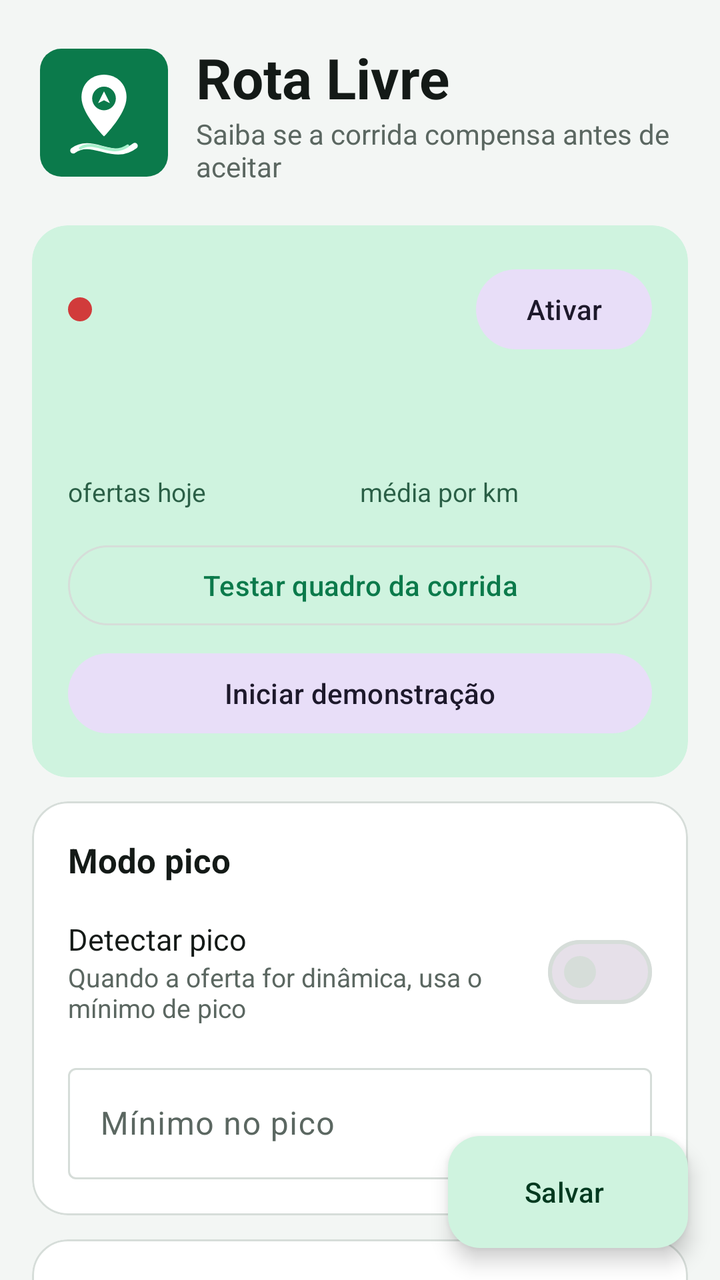
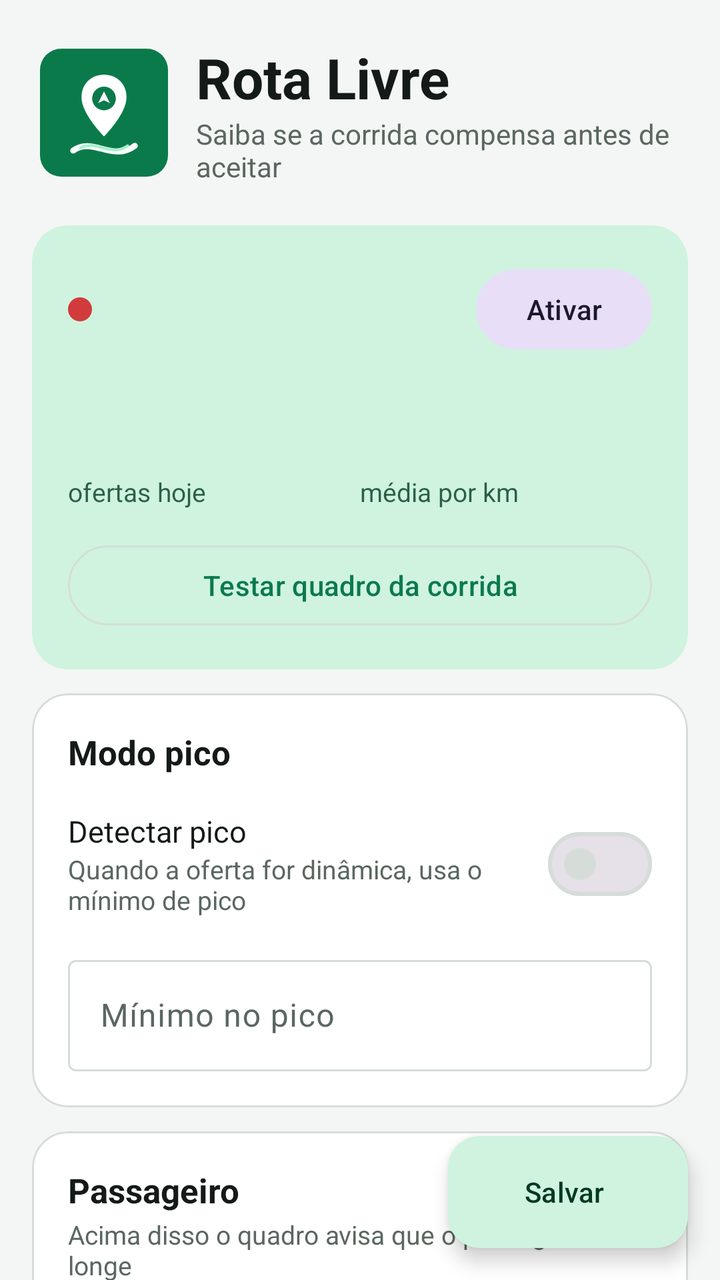

An Android layout rendered at two revisions. The XML below is the earlier revision; the diff shows what the commit changed to produce the second picture.
<!-- AndroidManifest.xml: application theme Theme.RotaLivre -->
<!-- res/layout/activity_main.xml -->
<?xml version="1.0" encoding="utf-8"?>
<androidx.coordinatorlayout.widget.CoordinatorLayout xmlns:android="http://schemas.android.com/apk/res/android"
    xmlns:app="http://schemas.android.com/apk/res-auto"
    android:layout_width="match_parent" android:layout_height="match_parent" android:background="@color/app_bg">

    <androidx.core.widget.NestedScrollView android:layout_width="match_parent" android:layout_height="match_parent"
        android:fillViewport="true" android:clipToPadding="false" android:paddingBottom="96dp">
        <LinearLayout android:layout_width="match_parent" android:layout_height="wrap_content"
            android:orientation="vertical" android:paddingStart="16dp" android:paddingEnd="16dp" android:paddingTop="8dp">

<LinearLayout android:layout_width="match_parent" android:layout_height="wrap_content" android:orientation="horizontal" android:gravity="center_vertical" android:paddingTop="12dp" android:paddingBottom="20dp" android:paddingStart="4dp">
    <ImageView android:layout_width="64dp" android:layout_height="64dp" android:src="@drawable/logo" android:contentDescription="Logo Rota Livre" />
    <LinearLayout android:layout_width="0dp" android:layout_weight="1" android:layout_height="wrap_content" android:orientation="vertical" android:layout_marginStart="14dp">
        <TextView android:layout_width="wrap_content" android:layout_height="wrap_content" android:text="Rota Livre" android:textSize="28sp" android:textStyle="bold" android:textColor="@color/on_surface" />
        <TextView style="@style/Hint" android:layout_width="wrap_content" android:layout_height="wrap_content" android:text="Saiba se a corrida compensa antes de aceitar" android:textSize="14sp" />
    </LinearLayout>
</LinearLayout>
<com.google.android.material.card.MaterialCardView style="@style/Card"
    android:layout_width="match_parent" android:layout_height="wrap_content" android:layout_marginBottom="12dp"
    app:cardBackgroundColor="@color/brand_container" app:strokeWidth="0dp">
    <LinearLayout android:layout_width="match_parent" android:layout_height="wrap_content" android:orientation="vertical" android:padding="18dp">
        <LinearLayout android:layout_width="match_parent" android:layout_height="wrap_content" android:orientation="horizontal" android:gravity="center_vertical">
            <View android:id="@+id/dot" android:layout_width="12dp" android:layout_height="12dp" android:background="@drawable/dot" />
            <LinearLayout android:layout_width="0dp" android:layout_weight="1" android:layout_height="wrap_content" android:orientation="vertical" android:layout_marginStart="12dp">
                <TextView android:id="@+id/tvStatusTitle" android:layout_width="wrap_content" android:layout_height="wrap_content" android:textSize="16sp" android:textStyle="bold" android:textColor="@color/on_brand_container" />
                <TextView android:id="@+id/tvStatusSub" android:layout_width="wrap_content" android:layout_height="wrap_content" android:textSize="13sp" android:textColor="@color/on_brand_container" android:alpha="0.8" />
            </LinearLayout>
            <com.google.android.material.button.MaterialButton android:id="@+id/btnAccess" style="@style/Widget.Material3.Button.TonalButton"
                android:layout_width="wrap_content" android:layout_height="wrap_content" android:text="Ativar" />
        </LinearLayout>
        <LinearLayout android:layout_width="match_parent" android:layout_height="wrap_content" android:orientation="horizontal" android:layout_marginTop="18dp">
            <LinearLayout android:layout_width="0dp" android:layout_weight="1" android:layout_height="wrap_content" android:orientation="vertical">
                <TextView android:id="@+id/tvCount" android:layout_width="wrap_content" android:layout_height="wrap_content" android:textSize="30sp" android:textStyle="bold" android:textColor="@color/on_brand_container" />
                <TextView android:layout_width="wrap_content" android:layout_height="wrap_content" android:text="ofertas hoje" android:textSize="13sp" android:textColor="@color/on_brand_container" android:alpha="0.8" />
            </LinearLayout>
            <LinearLayout android:layout_width="0dp" android:layout_weight="1" android:layout_height="wrap_content" android:orientation="vertical">
                <TextView android:id="@+id/tvAvg" android:layout_width="wrap_content" android:layout_height="wrap_content" android:textSize="30sp" android:textStyle="bold" android:textColor="@color/on_brand_container" />
                <TextView android:layout_width="wrap_content" android:layout_height="wrap_content" android:text="média por km" android:textSize="13sp" android:textColor="@color/on_brand_container" android:alpha="0.8" />
            </LinearLayout>
        </LinearLayout>
        <com.google.android.material.button.MaterialButton android:id="@+id/btnTest" style="@style/Widget.Material3.Button.OutlinedButton"
            android:layout_width="match_parent" android:layout_height="wrap_content" android:layout_marginTop="14dp" android:text="Testar quadro da corrida" />
        <com.google.android.material.button.MaterialButton android:id="@+id/btnDemo" style="@style/Widget.Material3.Button.TonalButton"
            android:layout_width="match_parent" android:layout_height="wrap_content" android:layout_marginTop="6dp" android:text="Iniciar demonstração" />
    </LinearLayout>
</com.google.android.material.card.MaterialCardView>
<com.google.android.material.card.MaterialCardView style="@style/Card"
    android:layout_width="match_parent" android:layout_height="wrap_content" android:layout_marginBottom="12dp">
    <LinearLayout android:layout_width="match_parent" android:layout_height="wrap_content"
        android:orientation="vertical" android:padding="18dp">
        <TextView style="@style/SectionTitle" android:layout_width="match_parent" android:layout_height="wrap_content" android:text="Modo pico" />
        
        <LinearLayout android:layout_width="match_parent" android:layout_height="wrap_content" android:orientation="vertical" android:layout_marginTop="12dp">
<LinearLayout android:layout_width="match_parent" android:layout_height="wrap_content"
    android:orientation="horizontal" android:gravity="center_vertical" android:paddingTop="6dp" android:paddingBottom="6dp">
    <LinearLayout android:layout_width="0dp" android:layout_weight="1" android:layout_height="wrap_content" android:orientation="vertical">
        <TextView android:layout_width="wrap_content" android:layout_height="wrap_content" android:text="Detectar pico" android:textSize="15sp" android:textColor="@color/on_surface" />
        <TextView style="@style/Hint" android:layout_width="wrap_content" android:layout_height="wrap_content" android:text="Quando a oferta for dinâmica, usa o mínimo de pico" />
    </LinearLayout>
    <com.google.android.material.materialswitch.MaterialSwitch android:id="@+id/swPicoOn" android:layout_width="wrap_content" android:layout_height="wrap_content" />
</LinearLayout><Space android:layout_width="match_parent" android:layout_height="10dp" /><com.google.android.material.textfield.TextInputLayout
    style="@style/Widget.Material3.TextInputLayout.OutlinedBox"
    android:layout_width="match_parent" android:layout_height="wrap_content" android:hint="Mínimo no pico" app:suffixText="R$/km">
    <com.google.android.material.textfield.TextInputEditText android:id="@+id/etPicoMin"
        android:layout_width="match_parent" android:layout_height="wrap_content"
        android:inputType="numberDecimal" android:gravity="center_vertical" android:maxLines="1" />
</com.google.android.material.textfield.TextInputLayout>
        </LinearLayout>
    </LinearLayout>
</com.google.android.material.card.MaterialCardView>
<com.google.android.material.card.MaterialCardView style="@style/Card"
    android:layout_width="match_parent" android:layout_height="wrap_content" android:layout_marginBottom="12dp">
    <LinearLayout android:layout_width="match_parent" android:layout_height="wrap_content"
        android:orientation="vertical" android:padding="18dp">
        <TextView style="@style/SectionTitle" android:layout_width="match_parent" android:layout_height="wrap_content" android:text="Passageiro" />
        <TextView style="@style/Hint" android:layout_width="match_parent" android:layout_height="wrap_content" android:layout_marginTop="2dp" android:text="Acima disso o quadro avisa que o passageiro está longe" />
        <LinearLayout android:layout_width="match_parent" android:layout_height="wrap_content" android:orientation="vertical" android:layout_marginTop="12dp">
<com.google.android.material.textfield.TextInputLayout
    style="@style/Widget.Material3.TextInputLayout.OutlinedBox"
    android:layout_width="match_parent" android:layout_height="wrap_content" android:hint="Distância máxima até o passageiro" app:suffixText="km">
    <com.google.android.material.textfield.TextInputEditText android:id="@+id/etMaxPickup"
        android:layout_width="match_parent" android:layout_height="wrap_content"
        android:inputType="numberDecimal" android:gravity="center_vertical" android:maxLines="1" />
</com.google.android.material.textfield.TextInputLayout>
        </LinearLayout>
    </LinearLayout>
</com.google.android.material.card.MaterialCardView>
<com.google.android.material.card.MaterialCardView style="@style/Card"
    android:layout_width="match_parent" android:layout_height="wrap_content" android:layout_marginBottom="12dp">
    <LinearLayout android:layout_width="match_parent" android:layout_height="wrap_content"
        android:orientation="vertical" android:padding="18dp">
        <TextView style="@style/SectionTitle" android:layout_width="match_parent" android:layout_height="wrap_content" android:text="Apps de delivery" />
        <TextView style="@style/Hint" android:layout_width="match_parent" android:layout_height="wrap_content" android:layout_marginTop="2dp" android:text="Regras separadas das corridas de passageiro" />
        <LinearLayout android:layout_width="match_parent" android:layout_height="wrap_content" android:orientation="vertical" android:layout_marginTop="12dp">
<LinearLayout android:layout_width="match_parent" android:layout_height="wrap_content"
    android:orientation="horizontal" android:gravity="center_vertical" android:paddingTop="6dp" android:paddingBottom="6dp">
    <LinearLayout android:layout_width="0dp" android:layout_weight="1" android:layout_height="wrap_content" android:orientation="vertical">
        <TextView android:layout_width="wrap_content" android:layout_height="wrap_content" android:text="Ler ofertas de delivery" android:textSize="15sp" android:textColor="@color/on_surface" />
        <TextView style="@style/Hint" android:layout_width="wrap_content" android:layout_height="wrap_content" android:text="iFood, Loggi, Shopee Entregador" />
    </LinearLayout>
    <com.google.android.material.materialswitch.MaterialSwitch android:id="@+id/swDelivery" android:layout_width="wrap_content" android:layout_height="wrap_content" />
</LinearLayout><Space android:layout_width="match_parent" android:layout_height="10dp" /><com.google.android.material.textfield.TextInputLayout
    style="@style/Widget.Material3.TextInputLayout.OutlinedBox"
    android:layout_width="match_parent" android:layout_height="wrap_content" android:hint="Mínimo por entrega" app:suffixText="R$/km">
    <com.google.android.material.textfield.TextInputEditText android:id="@+id/etDeliveryMin"
        android:layout_width="match_parent" android:layout_height="wrap_content"
        android:inputType="numberDecimal" android:gravity="center_vertical" android:maxLines="1" />
</com.google.android.material.textfield.TextInputLayout><Space android:layout_width="match_parent" android:layout_height="10dp" /><com.google.android.material.textfield.TextInputLayout
    style="@style/Widget.Material3.TextInputLayout.OutlinedBox"
    android:layout_width="match_parent" android:layout_height="wrap_content" android:hint="Distância máxima até a coleta" app:suffixText="km">
    <com.google.android.material.textfield.TextInputEditText android:id="@+id/etDeliveryMaxPickup"
        android:layout_width="match_parent" android:layout_height="wrap_content"
        android:inputType="numberDecimal" android:gravity="center_vertical" android:maxLines="1" />
</com.google.android.material.textfield.TextInputLayout>
        </LinearLayout>
    </LinearLayout>
</com.google.android.material.card.MaterialCardView>
<com.google.android.material.card.MaterialCardView style="@style/Card"
    android:layout_width="match_parent" android:layout_height="wrap_content" android:layout_marginBottom="12dp">
    <LinearLayout android:layout_width="match_parent" android:layout_height="wrap_content"
        android:orientation="vertical" android:padding="18dp">
        <TextView style="@style/SectionTitle" android:layout_width="match_parent" android:layout_height="wrap_content" android:text="Mínimo por dia" />
        <TextView style="@style/Hint" android:layout_width="match_parent" android:layout_height="wrap_content" android:layout_marginTop="2dp" android:text="Escolha o dia da semana e informe o mínimo em R$ por km" />
        <LinearLayout android:layout_width="match_parent" android:layout_height="wrap_content" android:orientation="vertical" android:layout_marginTop="12dp">
<HorizontalScrollView android:layout_width="match_parent" android:layout_height="wrap_content" android:scrollbars="none">
        <com.google.android.material.chip.ChipGroup android:id="@+id/chipDays" android:layout_width="wrap_content" android:layout_height="wrap_content"
            app:singleSelection="true" app:selectionRequired="true" app:singleLine="true" />
    </HorizontalScrollView><Space android:layout_width="match_parent" android:layout_height="10dp" /><com.google.android.material.textfield.TextInputLayout
    style="@style/Widget.Material3.TextInputLayout.OutlinedBox"
    android:layout_width="match_parent" android:layout_height="wrap_content" android:hint="Mínimo do dia escolhido" app:suffixText="R$/km">
    <com.google.android.material.textfield.TextInputEditText android:id="@+id/etP0"
        android:layout_width="match_parent" android:layout_height="wrap_content"
        android:inputType="numberDecimal" android:gravity="center_vertical" android:maxLines="1" />
</com.google.android.material.textfield.TextInputLayout><Space android:layout_width="match_parent" android:layout_height="10dp" /><com.google.android.material.button.MaterialButton android:id="@+id/btnApplyAll" style="@style/Widget.Material3.Button.TextButton"
        android:layout_width="wrap_content" android:layout_height="wrap_content" android:text="Aplicar a todos os dias" />
        </LinearLayout>
    </LinearLayout>
</com.google.android.material.card.MaterialCardView>
<com.google.android.material.card.MaterialCardView style="@style/Card"
    android:layout_width="match_parent" android:layout_height="wrap_content" android:layout_marginBottom="12dp">
    <LinearLayout android:layout_width="match_parent" android:layout_height="wrap_content"
        android:orientation="vertical" android:padding="18dp">
        <TextView style="@style/SectionTitle" android:layout_width="match_parent" android:layout_height="wrap_content" android:text="Custos do carro" />
        <TextView style="@style/Hint" android:layout_width="match_parent" android:layout_height="wrap_content" android:layout_marginTop="2dp" android:text="Opcional. Deixe em branco para não calcular o lucro" />
        <LinearLayout android:layout_width="match_parent" android:layout_height="wrap_content" android:orientation="vertical" android:layout_marginTop="12dp">
<com.google.android.material.textfield.TextInputLayout android:id="@+id/tilFuel"
        style="@style/Widget.Material3.TextInputLayout.OutlinedBox.ExposedDropdownMenu"
        android:layout_width="match_parent" android:layout_height="wrap_content" android:hint="Combustível">
        <com.google.android.material.textfield.MaterialAutoCompleteTextView android:id="@+id/ddFuel"
            android:layout_width="match_parent" android:layout_height="wrap_content" android:inputType="none" />
    </com.google.android.material.textfield.TextInputLayout><Space android:layout_width="match_parent" android:layout_height="10dp" /><com.google.android.material.textfield.TextInputLayout
    style="@style/Widget.Material3.TextInputLayout.OutlinedBox"
    android:layout_width="match_parent" android:layout_height="wrap_content" android:hint="Preço do combustível" app:suffixText="R$/L">
    <com.google.android.material.textfield.TextInputEditText android:id="@+id/etFuelPrice"
        android:layout_width="match_parent" android:layout_height="wrap_content"
        android:inputType="numberDecimal" android:gravity="center_vertical" android:maxLines="1" />
</com.google.android.material.textfield.TextInputLayout><Space android:layout_width="match_parent" android:layout_height="10dp" /><com.google.android.material.textfield.TextInputLayout
    style="@style/Widget.Material3.TextInputLayout.OutlinedBox"
    android:layout_width="match_parent" android:layout_height="wrap_content" android:hint="Consumo" app:suffixText="km/L">
    <com.google.android.material.textfield.TextInputEditText android:id="@+id/etKmUnit"
        android:layout_width="match_parent" android:layout_height="wrap_content"
        android:inputType="numberDecimal" android:gravity="center_vertical" android:maxLines="1" />
</com.google.android.material.textfield.TextInputLayout><Space android:layout_width="match_parent" android:layout_height="10dp" /><com.google.android.material.textfield.TextInputLayout
    style="@style/Widget.Material3.TextInputLayout.OutlinedBox"
    android:layout_width="match_parent" android:layout_height="wrap_content" android:hint="Manutenção (pneu, óleo...)" app:suffixText="R$/km">
    <com.google.android.material.textfield.TextInputEditText android:id="@+id/etMaint"
        android:layout_width="match_parent" android:layout_height="wrap_content"
        android:inputType="numberDecimal" android:gravity="center_vertical" android:maxLines="1" />
</com.google.android.material.textfield.TextInputLayout><Space android:layout_width="match_parent" android:layout_height="10dp" /><TextView android:id="@+id/tvCostKm" style="@style/Hint" android:layout_width="match_parent" android:layout_height="wrap_content" android:textStyle="bold" />
        </LinearLayout>
    </LinearLayout>
</com.google.android.material.card.MaterialCardView>
<com.google.android.material.card.MaterialCardView style="@style/Card"
    android:layout_width="match_parent" android:layout_height="wrap_content" android:layout_marginBottom="12dp">
    <LinearLayout android:layout_width="match_parent" android:layout_height="wrap_content"
        android:orientation="vertical" android:padding="18dp">
        <TextView style="@style/SectionTitle" android:layout_width="match_parent" android:layout_height="wrap_content" android:text="Quadro da corrida" />
        
        <LinearLayout android:layout_width="match_parent" android:layout_height="wrap_content" android:orientation="vertical" android:layout_marginTop="12dp">
<TextView android:id="@+id/tvSizeLabel" android:layout_width="match_parent" android:layout_height="wrap_content" android:textSize="15sp" android:textStyle="bold" android:textColor="@color/on_surface" />
    <com.google.android.material.slider.Slider android:id="@+id/sliderSize" android:layout_width="match_parent" android:layout_height="wrap_content"
        android:valueFrom="80" android:valueTo="180" android:stepSize="10" android:value="120" />
    <com.google.android.material.button.MaterialButton android:id="@+id/btnPreview" style="@style/Widget.Material3.Button.TonalButton"
        android:layout_width="match_parent" android:layout_height="wrap_content" android:text="Ver exemplo neste tamanho" /><Space android:layout_width="match_parent" android:layout_height="10dp" /><TextView style="@style/SectionTitle" android:layout_width="match_parent" android:layout_height="wrap_content" android:textSize="15sp" android:text="O que mostrar" /><LinearLayout android:layout_width="match_parent" android:layout_height="wrap_content"
    android:orientation="horizontal" android:gravity="center_vertical" android:paddingTop="6dp" android:paddingBottom="6dp">
    <LinearLayout android:layout_width="0dp" android:layout_weight="1" android:layout_height="wrap_content" android:orientation="vertical">
        <TextView android:layout_width="wrap_content" android:layout_height="wrap_content" android:text="Distância até o passageiro" android:textSize="15sp" android:textColor="@color/on_surface" />
    </LinearLayout>
    <com.google.android.material.materialswitch.MaterialSwitch android:id="@+id/swPickup" android:layout_width="wrap_content" android:layout_height="wrap_content" />
</LinearLayout><LinearLayout android:layout_width="match_parent" android:layout_height="wrap_content"
    android:orientation="horizontal" android:gravity="center_vertical" android:paddingTop="6dp" android:paddingBottom="6dp">
    <LinearLayout android:layout_width="0dp" android:layout_weight="1" android:layout_height="wrap_content" android:orientation="vertical">
        <TextView android:layout_width="wrap_content" android:layout_height="wrap_content" android:text="Valor por km" android:textSize="15sp" android:textColor="@color/on_surface" />
    </LinearLayout>
    <com.google.android.material.materialswitch.MaterialSwitch android:id="@+id/swPerKm" android:layout_width="wrap_content" android:layout_height="wrap_content" />
</LinearLayout><LinearLayout android:layout_width="match_parent" android:layout_height="wrap_content"
    android:orientation="horizontal" android:gravity="center_vertical" android:paddingTop="6dp" android:paddingBottom="6dp">
    <LinearLayout android:layout_width="0dp" android:layout_weight="1" android:layout_height="wrap_content" android:orientation="vertical">
        <TextView android:layout_width="wrap_content" android:layout_height="wrap_content" android:text="Valor por hora" android:textSize="15sp" android:textColor="@color/on_surface" />
    </LinearLayout>
    <com.google.android.material.materialswitch.MaterialSwitch android:id="@+id/swPerHour" android:layout_width="wrap_content" android:layout_height="wrap_content" />
</LinearLayout><LinearLayout android:layout_width="match_parent" android:layout_height="wrap_content"
    android:orientation="horizontal" android:gravity="center_vertical" android:paddingTop="6dp" android:paddingBottom="6dp">
    <LinearLayout android:layout_width="0dp" android:layout_weight="1" android:layout_height="wrap_content" android:orientation="vertical">
        <TextView android:layout_width="wrap_content" android:layout_height="wrap_content" android:text="Lucro da corrida" android:textSize="15sp" android:textColor="@color/on_surface" />
        <TextView style="@style/Hint" android:layout_width="wrap_content" android:layout_height="wrap_content" android:text="Descontando combustível e manutenção" />
    </LinearLayout>
    <com.google.android.material.materialswitch.MaterialSwitch android:id="@+id/swProfit" android:layout_width="wrap_content" android:layout_height="wrap_content" />
</LinearLayout><LinearLayout android:layout_width="match_parent" android:layout_height="wrap_content"
    android:orientation="horizontal" android:gravity="center_vertical" android:paddingTop="6dp" android:paddingBottom="6dp">
    <LinearLayout android:layout_width="0dp" android:layout_weight="1" android:layout_height="wrap_content" android:orientation="vertical">
        <TextView android:layout_width="wrap_content" android:layout_height="wrap_content" android:text="Resumo do dia" android:textSize="15sp" android:textColor="@color/on_surface" />
    </LinearLayout>
    <com.google.android.material.materialswitch.MaterialSwitch android:id="@+id/swSummary" android:layout_width="wrap_content" android:layout_height="wrap_content" />
</LinearLayout>
        </LinearLayout>
    </LinearLayout>
</com.google.android.material.card.MaterialCardView>
<com.google.android.material.card.MaterialCardView style="@style/Card"
    android:layout_width="match_parent" android:layout_height="wrap_content" android:layout_marginBottom="12dp">
    <LinearLayout android:layout_width="match_parent" android:layout_height="wrap_content"
        android:orientation="vertical" android:padding="18dp">
        <TextView style="@style/SectionTitle" android:layout_width="match_parent" android:layout_height="wrap_content" android:text="Apoie o desenvolvedor" />
        <TextView style="@style/Hint" android:layout_width="match_parent" android:layout_height="wrap_content" android:layout_marginTop="2dp" android:text="O app é e continua gratuito. Se ele ajuda você, um Pix de qualquer valor é bem-vindo" />
        <LinearLayout android:layout_width="match_parent" android:layout_height="wrap_content" android:orientation="vertical" android:layout_marginTop="12dp">
<LinearLayout android:id="@+id/supportBox" android:layout_width="match_parent" android:layout_height="wrap_content" android:orientation="vertical" />
    <LinearLayout android:layout_width="match_parent" android:layout_height="wrap_content" android:orientation="horizontal" android:layout_marginTop="12dp">
        <com.google.android.material.button.MaterialButton android:id="@+id/btnCopyCode" style="@style/Widget.Material3.Button.TonalButton"
            android:layout_width="0dp" android:layout_weight="1" android:layout_height="wrap_content" android:text="Pix copia e cola" />
        <Space android:layout_width="8dp" android:layout_height="0dp" />
        <com.google.android.material.button.MaterialButton android:id="@+id/btnCopyKey" style="@style/Widget.Material3.Button.OutlinedButton"
            android:layout_width="0dp" android:layout_weight="1" android:layout_height="wrap_content" android:text="Chave Pix" />
    </LinearLayout>
        </LinearLayout>
    </LinearLayout>
</com.google.android.material.card.MaterialCardView>
<TextView android:id="@+id/tvAbout" android:layout_width="match_parent" android:layout_height="wrap_content" android:gravity="center"
    android:padding="16dp" android:textSize="12sp" android:textColor="@color/on_surface_muted"
    android:text="Rota Livre · gratuito e de distribuição livre&#10;Criado por André Luiz · andreluizs.com.br&#10;Só mostra informações: não aceita nem recusa corridas." />
        </LinearLayout>
    </androidx.core.widget.NestedScrollView>

    <com.google.android.material.floatingactionbutton.ExtendedFloatingActionButton android:id="@+id/fabSave"
        android:layout_width="wrap_content" android:layout_height="wrap_content"
        android:layout_gravity="bottom|end" android:layout_margin="16dp" android:text="Salvar" />
</androidx.coordinatorlayout.widget.CoordinatorLayout>
<!-- resources referenced by this layout -->
<resources>
  <color name="app_bg">#F3F6F4</color>
  <color name="brand_container">#CFF3DF</color>
  <color name="on_brand_container">#00391F</color>
  <color name="on_surface">#141A17</color>
  <color name="on_surface_muted">#5B6761</color>
  <!-- drawable dot (drawable) -->
  <?xml version="1.0" encoding="utf-8"?>
  <shape xmlns:android="http://schemas.android.com/apk/res/android" android:shape="oval">
      <solid android:color="@color/bad" />
      <size android:width="12dp" android:height="12dp" />
  </shape>
  <!-- drawable logo (drawable) -->
  <?xml version="1.0" encoding="utf-8"?>
  <layer-list xmlns:android="http://schemas.android.com/apk/res/android">
      <item>
          <shape android:shape="rectangle">
              <solid android:color="#0B7A4B" />
              <corners android:radius="18dp" />
          </shape>
      </item>
      <item android:drawable="@drawable/ic_launcher_foreground" />
  </layer-list>
  <style name="Card" parent="Widget.Material3.CardView.Outlined">
          <item name="cardBackgroundColor">@color/surface</item>
          <item name="strokeColor">@color/outline</item>
          <item name="strokeWidth">1dp</item>
          <item name="cardCornerRadius">18dp</item>
          <item name="cardElevation">0dp</item>
      </style>
  <style name="Hint">
          <item name="android:textSize">13sp</item>
          <item name="android:textColor">@color/on_surface_muted</item>
      </style>
  <style name="SectionTitle">
          <item name="android:textSize">17sp</item>
          <item name="android:textStyle">bold</item>
          <item name="android:textColor">@color/on_surface</item>
      </style>
  <color name="bad">#D13B3B</color>
  <!-- drawable ic_launcher_foreground (drawable) -->
  <?xml version="1.0" encoding="utf-8"?>
  <vector xmlns:android="http://schemas.android.com/apk/res/android"
      android:width="108dp" android:height="108dp" android:viewportWidth="108" android:viewportHeight="108">
      
      <path android:strokeColor="#FFFFFF" android:strokeWidth="5" android:strokeLineCap="round"
          android:pathData="M28,86 C44,74 62,96 80,82" />
      <path android:strokeColor="#A8F0CC" android:strokeWidth="2.4" android:strokeLineCap="round"
          android:pathData="M34,84 C46,76 60,92 74,82" />
      
      <path android:fillColor="#FFFFFF"
          android:pathData="M54,22 C43,22 35,30 35,41 C35,55 54,74 54,74 C54,74 73,55 73,41 C73,30 65,22 54,22 Z" />
      <path android:fillColor="#0B7A4B"
          android:pathData="M54,32 C48.5,32 44,36.5 44,42 C44,47.5 48.5,52 54,52 C59.5,52 64,47.5 64,42 C64,36.5 59.5,32 54,32 Z" />
      
      <path android:fillColor="#FFFFFF"
          android:pathData="M54,36 L59,46 L54,43.5 L49,46 Z" />
  </vector>
  <color name="surface">#FFFFFF</color>
  <color name="outline">#D6DDD9</color>
  <color name="brand">#0B7A4B</color>
  <color name="on_brand">#FFFFFF</color>
  <color name="surface_variant">#E8EEEA</color>
  <style name="Shape.Rounded" parent="ShapeAppearance.Material3.MediumComponent">
          <item name="cornerFamily">rounded</item>
          <item name="cornerSize">14dp</item>
      </style>
  <!-- unchanged entries left out for length: 1 -->
</resources>

<!-- the commit's change to res/layout/activity_main.xml (unified diff, before → after) -->
@@ -39,10 +39,7 @@
             </LinearLayout>
         </LinearLayout>
         <com.google.android.material.button.MaterialButton android:id="@+id/btnTest" style="@style/Widget.Material3.Button.OutlinedButton"
-            android:layout_width="match_parent" android:layout_height="wrap_content" android:layout_marginTop="14dp" android:text="Testar quadro da corrida" />
-        <com.google.android.material.button.MaterialButton android:id="@+id/btnDemo" style="@style/Widget.Material3.Button.TonalButton"
-            android:layout_width="match_parent" android:layout_height="wrap_content" android:layout_marginTop="6dp" android:text="Iniciar demonstração" />
-    </LinearLayout>
+            android:layout_width="match_parent" android:layout_height="wrap_content" android:layout_marginTop="14dp" android:text="Testar quadro da corrida" />    </LinearLayout>
 </com.google.android.material.card.MaterialCardView>
 <com.google.android.material.card.MaterialCardView style="@style/Card"
     android:layout_width="match_parent" android:layout_height="wrap_content" android:layout_marginBottom="12dp">
